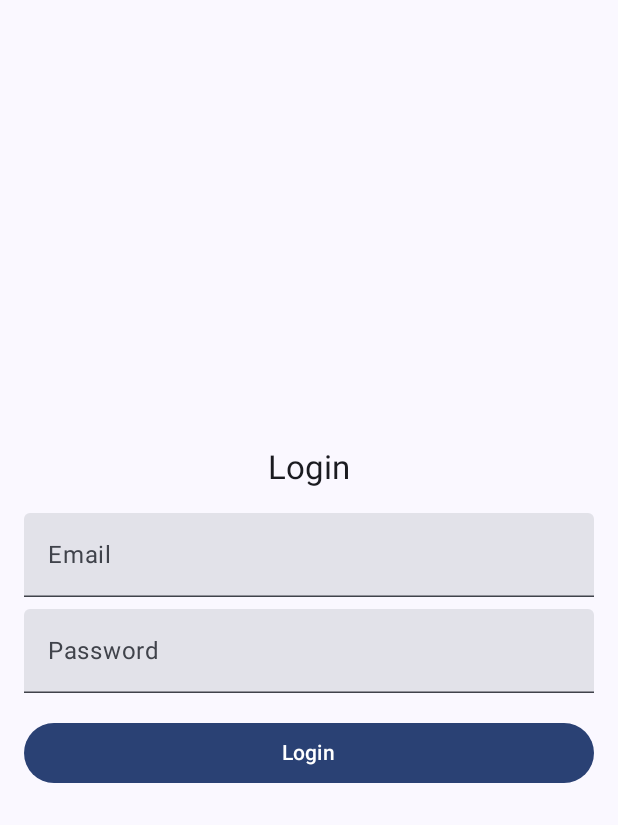
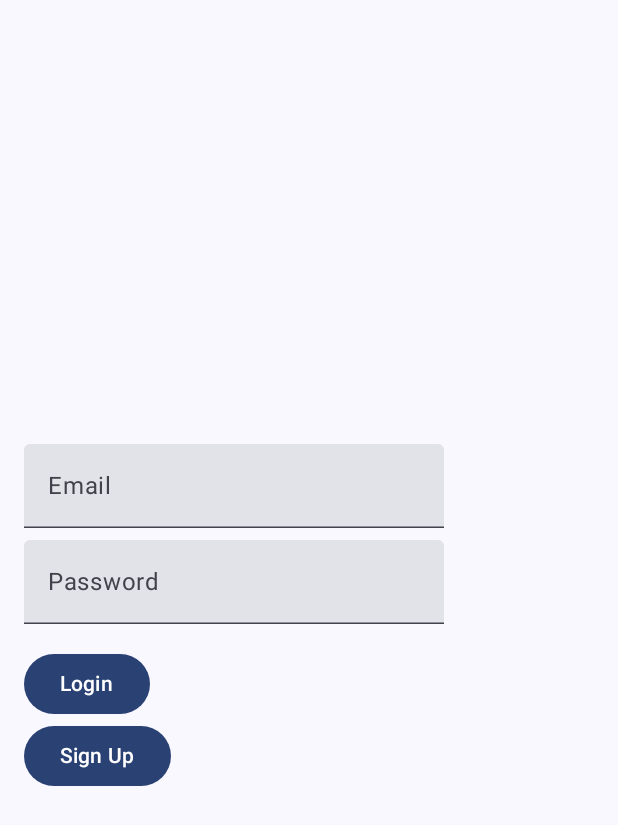
Before and after one commit to somnummm/somnum-kotlin, an Android app built with Jetpack Compose: the composable LoginScreen shown on its own in the app's theme, on a phone screen of 412 x 824 dp. Shown: the top 825 px of the screen. Run offline under Robolectric (Android 15) with nearby library versions, the phone set to English and light mode, and no system bars; our stand-ins replace Dagger/Hilt's generated code; 4 statements that could not run were skipped.

Commit message:
file structure and login

```diff
--- /dev/null
+++ b/app/src/main/java/com/example/somnum/data/repository/UserRepository.kt
@@ -0,0 +1,10 @@
+package com.example.somnum.data.repository
+
+import io.github.jan.supabase.gotrue.user.UserInfo
+
+interface UserRepository {
+    suspend fun login(email: String, password: String)
+    suspend fun signUp(email: String, password: String)
+    suspend fun getUser(): UserInfo
+    suspend fun logout()
+}
--- a/app/src/main/java/com/example/somnum/presentation/viewmodel/LoginViewModel.kt
+++ b/app/src/main/java/com/example/somnum/presentation/viewmodel/LoginViewModel.kt
@@ -1,54 +1,28 @@
 package com.example.somnum.presentation.viewmodel
 
-import androidx.compose.runtime.getValue
-import androidx.compose.runtime.mutableStateOf
-import androidx.compose.runtime.setValue
 import androidx.lifecycle.ViewModel
 import androidx.lifecycle.viewModelScope
+import com.example.somnum.data.repository.UserRepository
+import dagger.hilt.android.lifecycle.HiltViewModel
 import kotlinx.coroutines.launch
+import javax.inject.Inject
 
-class LoginViewModel(
-    private val userRepository: UserRepository // Injecter le repository via DI
+@HiltViewModel
+class LoginViewModel @Inject constructor(
+    private val userRepository: UserRepository
 ) : ViewModel() {
 
-    var email by mutableStateOf("")
-        private set
-
-    var password by mutableStateOf("")
-        private set
-
-    var loginState by mutableStateOf<LoginState>(LoginState.Idle)
-        private set
-
-    fun onEmailChange(newEmail: String) {
-        email = newEmail
-    }
-
-    fun onPasswordChange(newPassword: String) {
-        password = newPassword
-    }
-
-    fun login() {
+    fun login(email: String, password: String) {
         viewModelScope.launch {
-            loginState = LoginState.Loading
-            try {
-                val result = userRepository.login(email, password)
-                if (result.isSuccess) {
-                    loginState = LoginState.Success
-                } else {
-                    loginState = LoginState.Error("Invalid credentials")
-                }
-            } catch (e: Exception) {
-                loginState = LoginState.Error(e.localizedMessage ?: "Unknown error")
-            }
+            val response = userRepository.login(email, password)
+            // Gérer la réponse ici
         }
     }
 
-    // États de login
-    sealed class LoginState {
-        object Idle : LoginState()
-        object Loading : LoginState()
-        object Success : LoginState()
-        data class Error(val message: String) : LoginState()
+    fun signUp(email: String, password: String) {
+        viewModelScope.launch {
+            val response = userRepository.signUp(email, password)
+            // Gérer la réponse ici
+        }
     }
 }
--- a/app/src/main/java/com/example/somnum/ui/screens/LoginScreen.kt
+++ b/app/src/main/java/com/example/somnum/ui/screens/LoginScreen.kt
@@ -4,98 +4,53 @@ import androidx.compose.foundation.layout.Arrangement
 import androidx.compose.foundation.layout.Column
 import androidx.compose.foundation.layout.Spacer
 import androidx.compose.foundation.layout.fillMaxSize
-import androidx.compose.foundation.layout.fillMaxWidth
 import androidx.compose.foundation.layout.height
 import androidx.compose.foundation.layout.padding
-import androidx.compose.foundation.text.KeyboardOptions
 import androidx.compose.material3.Button
-import androidx.compose.material3.CircularProgressIndicator
-import androidx.compose.material3.MaterialTheme
 import androidx.compose.material3.Text
 import androidx.compose.material3.TextField
 import androidx.compose.runtime.Composable
-import androidx.compose.ui.Alignment
+import androidx.compose.runtime.mutableStateOf
+import androidx.compose.runtime.remember
 import androidx.compose.ui.Modifier
-import androidx.compose.ui.graphics.Color
-import androidx.compose.ui.text.input.KeyboardType
 import androidx.compose.ui.text.input.PasswordVisualTransformation
 import androidx.compose.ui.unit.dp
 import com.example.somnum.presentation.viewmodel.LoginViewModel
 
 @Composable
-fun LoginScreen(
-    viewModel: LoginViewModel,
-    onLoginSuccess: () -> Unit // Navigation vers un autre écran après succès
-) {
-    val email by viewModel::email
-    val password by viewModel::password
-    val loginState by viewModel::loginState
+fun LoginScreen(viewModel: LoginViewModel, onLoginSuccess: () -> Unit) {
+    // Variables d'état pour l'email et le mot de passe
+    val email = remember { mutableStateOf("") }
+    val password = remember { mutableStateOf("") }
 
-    // Affichage de l'écran de connexion
     Column(
         modifier = Modifier
             .fillMaxSize()
             .padding(16.dp),
-        horizontalAlignment = Alignment.CenterHorizontally,
         verticalArrangement = Arrangement.Center
     ) {
-        Text(text = "Login", style = MaterialTheme.typography.titleLarge)
-        Spacer(modifier = Modifier.height(16.dp))
-
-        // Champ Email
         TextField(
-            value = email,
-            onValueChange = viewModel::onEmailChange,
-            label = { Text("Email") },
-            modifier = Modifier.fillMaxWidth(),
-            keyboardOptions = KeyboardOptions.Default.copy(
-                keyboardType = KeyboardType.Email
-            )
+            value = email.value,
+            onValueChange = { email.value = it },
+            label = { Text("Email") }
         )
         Spacer(modifier = Modifier.height(8.dp))
-
-        // Champ Mot de passe
         TextField(
-            value = password,
-            onValueChange = viewModel::onPasswordChange,
+            value = password.value,
+            onValueChange = { password.value = it },
             label = { Text("Password") },
-            modifier = Modifier.fillMaxWidth(),
-            visualTransformation = PasswordVisualTransformation(),
-            keyboardOptions = KeyboardOptions.Default.copy(
-                keyboardType = KeyboardType.Password
-            )
+            visualTransformation = PasswordVisualTransformation()
         )
         Spacer(modifier = Modifier.height(16.dp))
-
-        // Affichage du bouton de login ou de l'état en cours
-        when (loginState) {
-            is LoginViewModel.LoginState.Idle -> {
-                Button(
-                    onClick = { viewModel.login() },
-                    modifier = Modifier.fillMaxWidth()
-                ) {
-                    Text("Login")
-                }
-            }
-            is LoginViewModel.LoginState.Loading -> {
-                CircularProgressIndicator(modifier = Modifier.align(Alignment.CenterHorizontally))
-            }
-            is LoginViewModel.LoginState.Error -> {
-                Text(
-                    text = (loginState as LoginViewModel.LoginState.Error).message,
-                    color = Color.Red,
-                    modifier = Modifier.align(Alignment.CenterHorizontally)
-                )
-                Button(
-                    onClick = { viewModel.login() },
-                    modifier = Modifier.fillMaxWidth()
-                ) {
-                    Text("Retry")
-                }
-            }
-            is LoginViewModel.LoginState.Success -> {
-                onLoginSuccess()
-            }
+        Button(onClick = {
+            viewModel.login(email.value, password.value)
+        }) {
+            Text("Login")
+        }
+        Button(onClick = {
+            viewModel.signUp(email.value, password.value)
+        }) {
+            Text("Sign Up")
         }
     }
 }
--- a/gradle/libs.versions.toml
+++ b/gradle/libs.versions.toml
@@ -1,10 +1,12 @@
 [versions]
 agp = "8.6.1"
+hiltAndroidGradlePlugin = "2.47"
 kotlin = "1.9.0"
 coreKtx = "1.13.1"
 junit = "4.13.2"
 junitVersion = "1.2.1"
 espressoCore = "3.6.1"
+kotlinGradlePlugin = "1.9.10"
 lifecycleRuntimeKtx = "2.8.5"
 activityCompose = "1.9.2"
 composeBom = "2024.04.01"
@@ -12,6 +14,8 @@ navigationCompose = "2.8.1"
 
 [libraries]
 androidx-core-ktx = { group = "androidx.core", name = "core-ktx", version.ref = "coreKtx" }
+hilt-android-compiler = { module = "com.google.dagger:hilt-android-compiler", version.ref = "hiltAndroidGradlePlugin" }
+hilt-android-gradle-plugin = { module = "com.google.dagger:hilt-android-gradle-plugin", version.ref = "hiltAndroidGradlePlugin" }
 junit = { group = "junit", name = "junit", version.ref = "junit" }
 androidx-junit = { group = "androidx.test.ext", name = "junit", version.ref = "junitVersion" }
 androidx-espresso-core = { group = "androidx.test.espresso", name = "espresso-core", version.ref = "espressoCore" }
@@ -26,6 +30,7 @@ androidx-ui-test-manifest = { group = "androidx.compose.ui", name = "ui-test-man
 androidx-ui-test-junit4 = { group = "androidx.compose.ui", name = "ui-test-junit4" }
 androidx-material3 = { group = "androidx.compose.material3", name = "material3" }
 androidx-navigation-compose = { group = "androidx.navigation", name = "navigation-compose", version.ref = "navigationCompose" }
+kotlin-gradle-plugin = { module = "org.jetbrains.kotlin:kotlin-gradle-plugin", version.ref = "kotlinGradlePlugin" }
 
 [plugins]
 android-application = { id = "com.android.application", version.ref = "agp" }
```
Also changed, not shown: app/build.gradle.kts (+57 -47 lines), app/src/main/java/com/example/somnum/MainActivity.kt (+12 -77 lines), app/src/main/java/com/example/somnum/data/remote/SupabaseClient.kt (added, +50 -0 lines), app/src/main/java/com/example/somnum/data/repository/UserRepositoryImpl.kt (+18 -11 lines), app/src/main/java/com/example/somnum/di/AppModule.kt (added, +27 -0 lines), app/src/main/java/com/example/somnum/presentation/navigation/NavGraph.kt (+15 -15 lines), app/src/main/java/com/example/somnum/ui/screens/HomeScreen.kt (added, +8 -0 lines).
